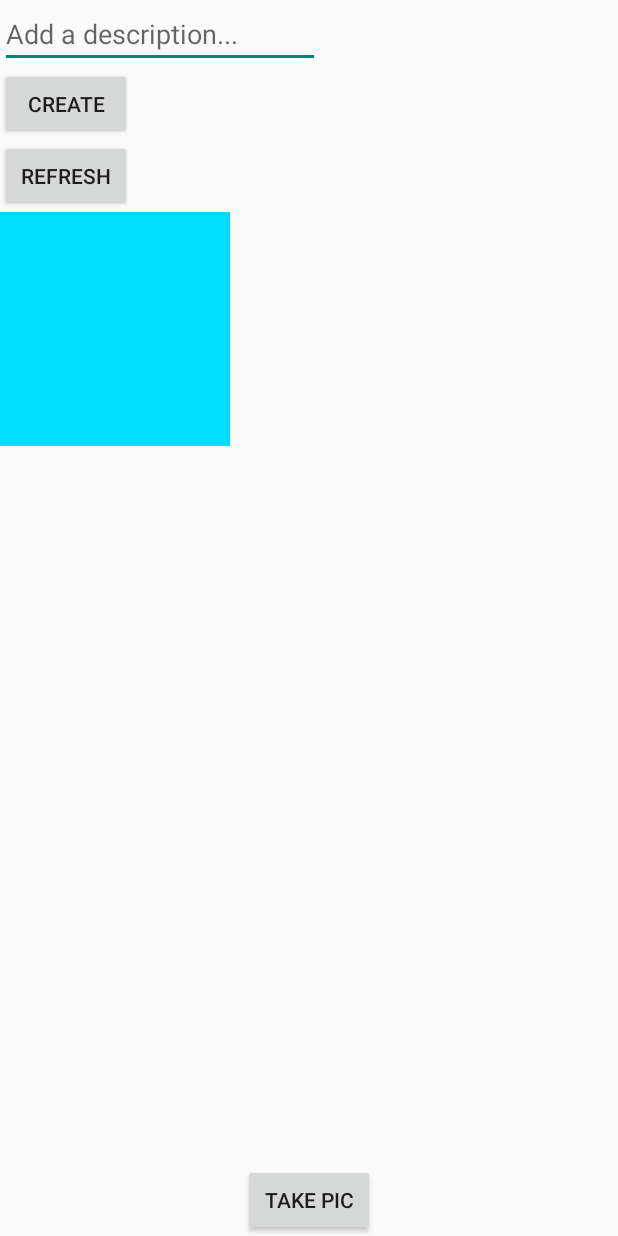
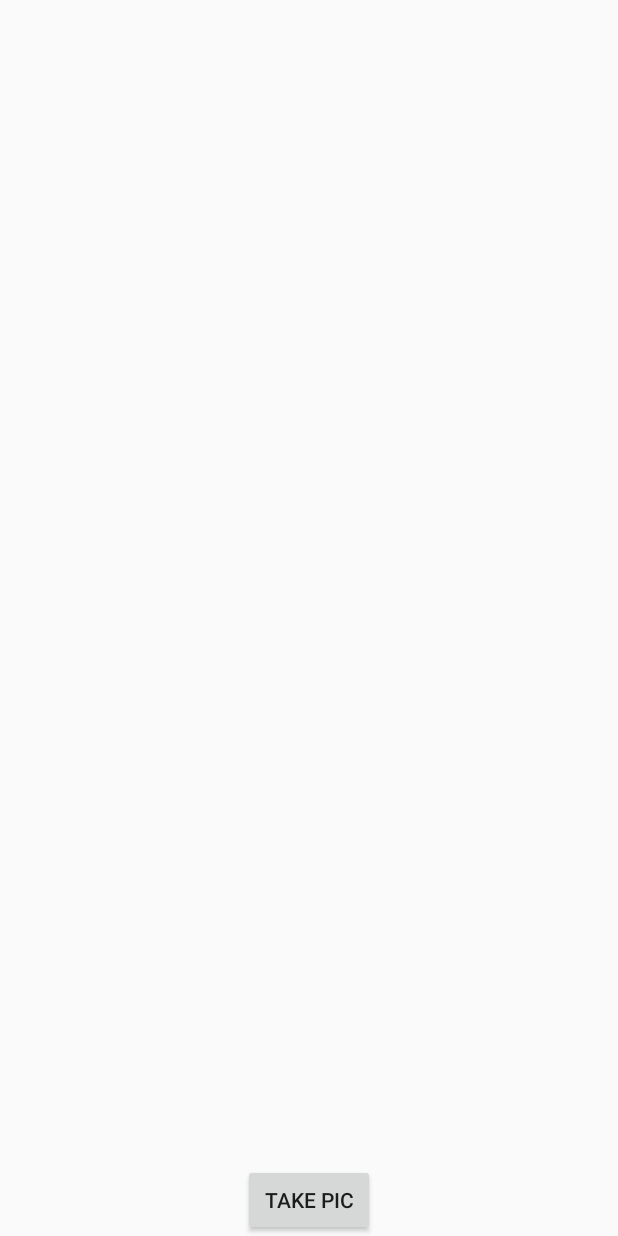
Before and after one commit to alveerak/Parstagram, an Android app: the layout fragment_pic.xml on its own in the app's theme, with its tools: preview values and no code run, on a phone screen of 412 x 824 dp. Run offline under Robolectric (Android 15) with nearby library versions, the phone set to English and light mode, and no system bars.

Commit message:
Added post functionality

```diff
--- a/app/src/main/java/com/codepath/alveera/parstagram/HomeFragment.java
+++ b/app/src/main/java/com/codepath/alveera/parstagram/HomeFragment.java
@@ -26,7 +26,7 @@ public class HomeFragment extends Fragment {
 
     @Override
     public void onViewCreated(View view, Bundle savedInstanceState) {
-        loadTopPosts();
+        //loadTopPosts();
     }
 
     public void loadTopPosts() {
--- a/app/src/main/java/com/codepath/alveera/parstagram/InstaAdapter.java
+++ b/app/src/main/java/com/codepath/alveera/parstagram/InstaAdapter.java
@@ -26,11 +26,9 @@ import jp.wasabeef.glide.transformations.RoundedCornersTransformation;
 public class InstaAdapter extends RecyclerView.Adapter<InstaAdapter.ViewHolder> {
 
     private List<Post> mTweets;
-    private final Handler handler;
     Context context;
     // pass in the Tweets array in the constructor
-    public InstaAdapter(List<Post> tweets, Handler h) {
-        handler = h;
+    public InstaAdapter(List<Post> tweets) {
         mTweets = tweets;
     }
 
@@ -190,7 +188,7 @@ public class InstaAdapter extends RecyclerView.Adapter<InstaAdapter.ViewHolder>
                 // show the activity
                 //context.startActivity(intent);
 //                context.startActivityForResult();
-                handler.onClick(tweet, context);
+                //handler.onClick(tweet, context);
             }
         }
 
--- a/app/src/main/res/layout/fragment_pic.xml
+++ b/app/src/main/res/layout/fragment_pic.xml
@@ -17,27 +17,21 @@
             android:id="@+id/description_et"
             android:layout_width="wrap_content"
             android:layout_height="wrap_content"
-            android:layout_alignParentStart="true"
+            android:layout_centerInParent="true"
             android:ems="10"
+            android:hint="Add a description..."
             android:inputType="textPersonName"
             android:text=""
-            android:hint="Add a description..."/>
+            android:visibility="invisible"/>
 
         <Button
             android:id="@+id/create_btn"
             android:layout_width="wrap_content"
             android:layout_height="wrap_content"
-            android:layout_alignParentStart="true"
             android:layout_below="@+id/description_et"
-            android:text="Create" />
-
-        <Button
-            android:id="@+id/refresh_btn"
-            android:layout_width="wrap_content"
-            android:layout_height="wrap_content"
-            android:layout_alignParentStart="true"
-            android:layout_below="@+id/create_btn"
-            android:text="Refresh" />
+            android:layout_centerHorizontal="true"
+            android:text="Post"
+            android:visibility="invisible"/>
 
         <Button
             android:id="@+id/cam_btn"
@@ -51,9 +45,10 @@
             android:id="@+id/ivPreview"
             android:layout_width="153dp"
             android:layout_height="156dp"
-            android:layout_alignParentStart="true"
-            android:layout_below="@+id/refresh_btn"
-            android:src="@android:color/holo_blue_bright" />
+            android:layout_alignParentTop="true"
+            android:layout_centerHorizontal="true"
+            android:src="@android:color/holo_blue_bright"
+            android:visibility="invisible" />
 
     </RelativeLayout>
 
```
Also changed, not shown: app/src/main/AndroidManifest.xml (+13 -1 lines), app/src/main/java/com/codepath/alveera/parstagram/PicFragment.java (+56 -13 lines), app/src/main/res/xml/file_paths.xml (added, +10 -0 lines).
